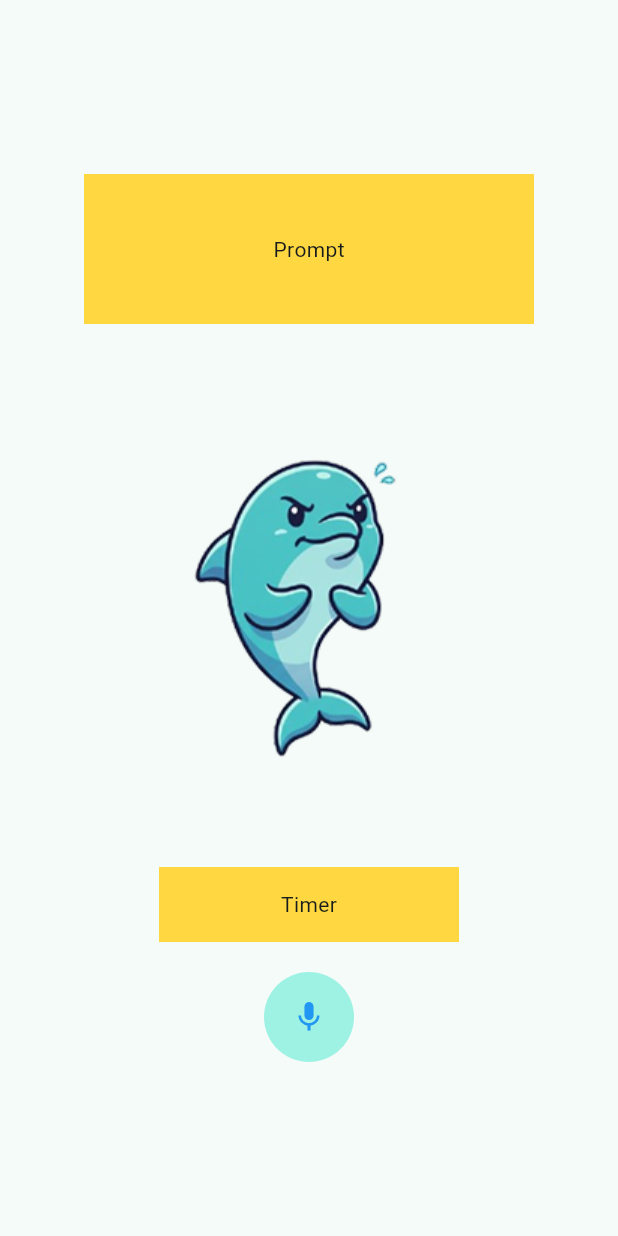
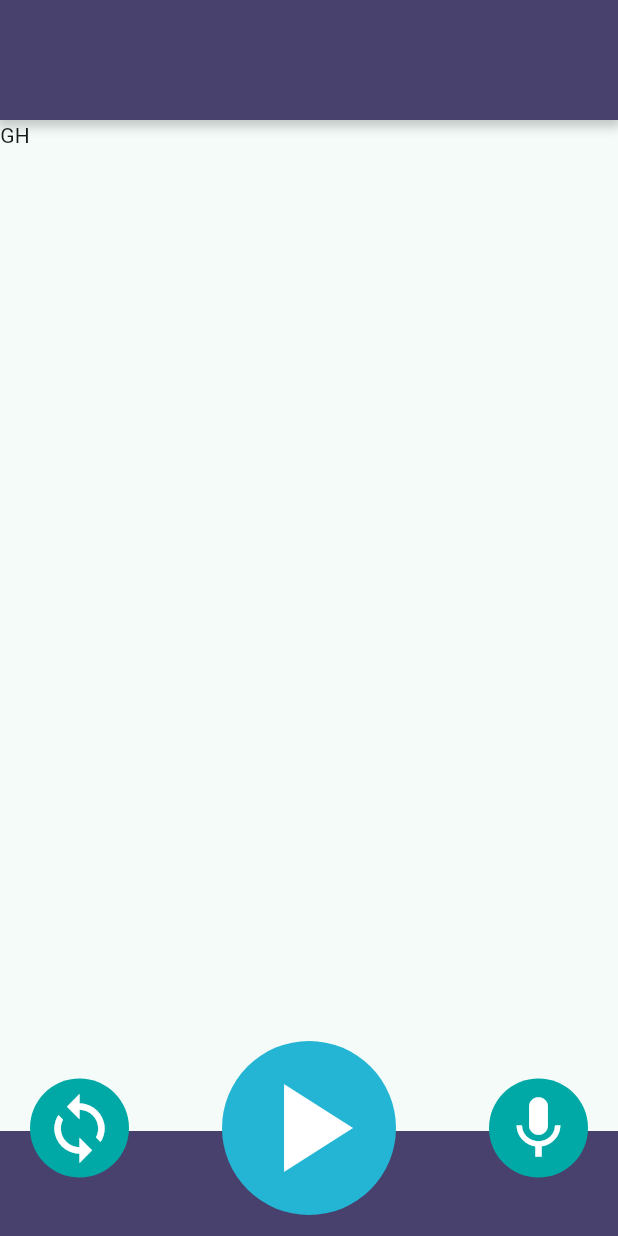
Before and after one commit to kemdav/voquadro, a Flutter app: the PublicSpeakingGameplayPage screen opened directly, on a phone screen of 412 x 824 dp. Run offline on Flutter 3.47's test engine with Material 3 defaults, Android fonts, the phone set to English and light mode, and no system bars; our stand-ins replace flutter_dotenv, logger, supabase_flutter; accounts and stored records are empty.

Commit message:
feat: add general bottom navigation bar and general app bar
Created two seperate folders, AppBar and BottomBar, that contains the
the files related to the appbar and bottombar such as the actions
(buttons present in the bar) and the general widget itself. The general
widget only needs to be invoked as a widget with the arguments
containing its' dimensions if applicable and the buttons that would be
in the widget. The buttons are passed as an widget which are created and
stored in the general folders created, allowing for flexible navigation
bars and app bars.

```diff
--- a/lib/views/pages/gameplay/public_speaking/public_speaking_gameplay_page.dart
+++ b/lib/views/pages/gameplay/public_speaking/public_speaking_gameplay_page.dart
@@ -1,51 +1,38 @@
 import 'package:flutter/material.dart';
-import 'package:voquadro/views/pages/gameplay/feedback_page.dart';
+import 'package:voquadro/views/widgets/AppBar/general_app_bar.dart';
+import 'package:voquadro/views/widgets/AppBar/empty_actions.dart';
+import 'package:voquadro/views/widgets/BottomBar/gameplay_actions.dart';
+import 'package:voquadro/views/widgets/BottomBar/general_navigation_bar.dart';
 
 class PublicSpeakingGameplayPage extends StatelessWidget {
   const PublicSpeakingGameplayPage({super.key});
 
   @override
   Widget build(BuildContext context) {
+    const double customAppBarHeight = 80.0;
     return Scaffold(
-      body: Center(
-        child: Column(
-          mainAxisAlignment: MainAxisAlignment.center,
-          children: [
-            Container(
-              color: Colors.amberAccent,
-              width: 300,
-              height: 100,
-              child: Center(child: Text('Prompt')),
+      body: Stack(
+        children: [
+          Padding(
+            padding: const EdgeInsets.only(top: customAppBarHeight),
+            child: Text('GH'),
+          ),
+          Positioned(
+            top: 0,
+            left: 0,
+            right: 0,
+            child: AppBarGeneral(actionButtons: EmptyActions()),
+          ),
+          Align(
+            alignment: Alignment.bottomCenter,
+            child: GeneralNavigationBar(
+              actions: GameplayActions(),
+              navBarVisualHeight: 70,
+              totalHitTestHeight: 130,
+              verticalOffset: 0,
             ),
-            Image.asset('assets/images/tempCharacter.png'),
-            Container(
-              color: Colors.amberAccent,
-              width: 200,
-              height: 50,
-              child: Center(child: Text('Timer')),
-            ),
-            SizedBox(height: 20,),
-            Row(
-              mainAxisAlignment: MainAxisAlignment.center,
-              children: [
-                CircleAvatar(
-                  radius: 30,
-                  child: IconButton(
-                    onPressed: () {
-                      // Temporary Route to Feedback Page
-
-                      Navigator.pushReplacement(context, MaterialPageRoute(builder: (context) {
-                        return FeedbackPage();
-                      },));
-                    },
-                    icon: Icon(Icons.mic),
-                    color: Colors.blue,
-                  ),
-                ),
-              ],
-            ),
-          ],
-        ),
+          ),
+        ],
       ),
     );
   }
--- /dev/null
+++ b/lib/views/widgets/AppBar/empty_actions.dart
@@ -0,0 +1,23 @@
+import 'package:flutter/material.dart';
+import 'package:logger/logger.dart';
+
+var logger = Logger();
+
+class EmptyActions extends StatelessWidget {
+  const EmptyActions({super.key});
+
+  @override
+  Widget build(BuildContext context) {
+    const double buttonSize = 60.0;
+    const double visibleBarHeight = 80;
+
+    return Positioned(
+            top: visibleBarHeight - (buttonSize / 2),
+            left: 20,
+            right: 20,
+            height: buttonSize,
+            child: Row(
+            ),
+          );
+  }
+}
--- /dev/null
+++ b/lib/views/widgets/AppBar/general_app_bar.dart
@@ -0,0 +1,49 @@
+import 'package:flutter/material.dart';
+import 'package:voquadro/src/hex_color.dart';
+import 'package:logger/logger.dart';
+
+var logger = Logger();
+
+class AppBarGeneral extends StatelessWidget {
+  const AppBarGeneral({super.key, required this.actionButtons});
+
+  final Widget actionButtons;
+
+  @override
+  Widget build(BuildContext context) {
+    const double visibleBarHeight = 80.0;
+    const double buttonOverflow = 20.0;
+
+    const double totalWidgetHeight = visibleBarHeight + buttonOverflow;
+
+    return SizedBox(
+      height: totalWidgetHeight,
+      child: Stack(
+        clipBehavior: Clip.none,
+        children: [
+          Positioned(
+            top: 0,
+            left: 0,
+            right: 0,
+            height: visibleBarHeight,
+            child: Container(
+              decoration: BoxDecoration(
+                color: "49416D".toColor(),
+                boxShadow: [
+                  BoxShadow(
+                    color: Colors.black.withOpacity(0.2),
+                    spreadRadius: 2,
+                    blurRadius: 5,
+                    offset: const Offset(0, 3),
+                  ),
+                ],
+              ),
+            ),
+          ),
+
+          actionButtons,
+        ],
+      ),
+    );
+  }
+}
--- /dev/null
+++ b/lib/views/widgets/BottomBar/gameplay_actions.dart
@@ -0,0 +1,52 @@
+import 'package:flutter/material.dart';
+import 'package:logger/logger.dart';
+import 'package:voquadro/src/hex_color.dart';
+
+var logger = Logger();
+
+class GameplayActions extends StatelessWidget {
+  const GameplayActions({super.key});
+
+  @override
+  Widget build(BuildContext context) {
+    return Row(
+      mainAxisAlignment: MainAxisAlignment.spaceBetween,
+      crossAxisAlignment: CrossAxisAlignment.center,
+      children: [
+        IconButton.filled(
+          onPressed: () {
+            logger.d('Restart Button Pressed!');
+          },
+          icon: const Icon(Icons.loop),
+          iconSize: 50,
+          style: IconButton.styleFrom(
+            backgroundColor: "00A9A5".toColor(),
+            foregroundColor: Colors.white,
+          ),
+        ),
+        IconButton.filled(
+          onPressed: () {
+            logger.d('Start Button Pressed!');
+          },
+          icon: const Icon(Icons.play_arrow),
+          iconSize: 100,
+          style: IconButton.styleFrom(
+            backgroundColor: "23B5D3".toColor(),
+            foregroundColor: Colors.white,
+          ),
+        ),
+        IconButton.filled(
+          onPressed: () {
+            logger.d('Mic Button Pressed!');
+          },
+          icon: const Icon(Icons.mic),
+          iconSize: 50,
+          style: IconButton.styleFrom(
+            backgroundColor: "00A9A5".toColor(),
+            foregroundColor: Colors.white,
+          ),
+        ),
+      ],
+    );
+  }
+}
--- /dev/null
+++ b/lib/views/widgets/BottomBar/general_navigation_bar.dart
@@ -0,0 +1,44 @@
+import 'package:flutter/material.dart';
+import 'package:voquadro/src/hex_color.dart';
+import 'package:logger/logger.dart';
+
+var logger = Logger();
+class GeneralNavigationBar extends StatefulWidget {
+  const GeneralNavigationBar({super.key, required this.actions, required this.navBarVisualHeight, required this.totalHitTestHeight});
+
+  final Widget actions;
+  final double navBarVisualHeight;
+  final double totalHitTestHeight;
+
+  @override
+  State<GeneralNavigationBar> createState() => _GeneralNavigationBarState();
+}
+
+class _GeneralNavigationBarState extends State<GeneralNavigationBar> {
+  @override
+  Widget build(BuildContext context) {
+
+    return SizedBox(
+      height: widget.totalHitTestHeight,
+      child: Stack(
+        children: [
+          Positioned(
+            bottom: 0,
+            left: 0,
+            right: 0,
+            child: Container(
+              height: widget.navBarVisualHeight,
+              decoration: BoxDecoration(color: "49416D".toColor()),
+            ),
+          ),
+          Positioned(
+            top: 0,
+            left: 20,
+            right: 20,
+            child: widget.actions,
+          ),
+        ],
+      ),
+    );
+  }
+}
```
Also changed, not shown: lib/views/pages/gameplay/public_speaking/public_speaking_selection_page.dart (+12 -5 lines), lib/views/widgets/AppBar/default_actions.dart (added, +65 -0 lines), lib/views/widgets/AppBar/only_back_actions.dart (renamed from lib/views/widgets/appbar_mode.dart, +6 -37 lines), lib/views/widgets/BottomBar/mode_selection_actions.dart (renamed from lib/views/widgets/navbar_mode.dart, +11 -35 lines).
